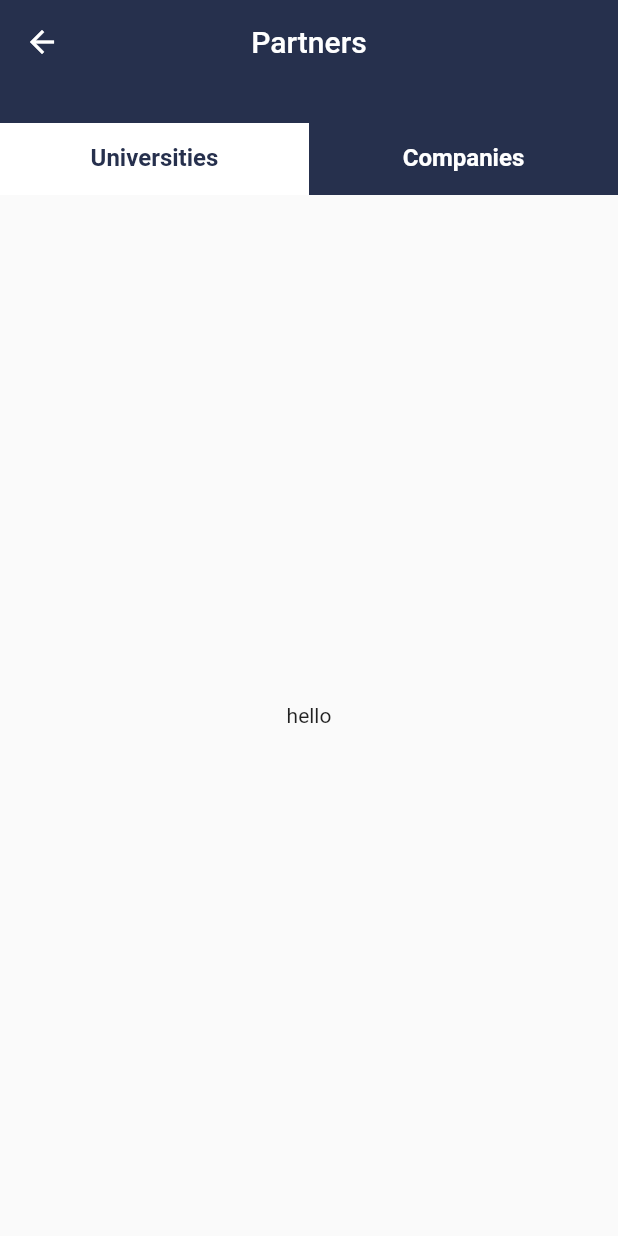
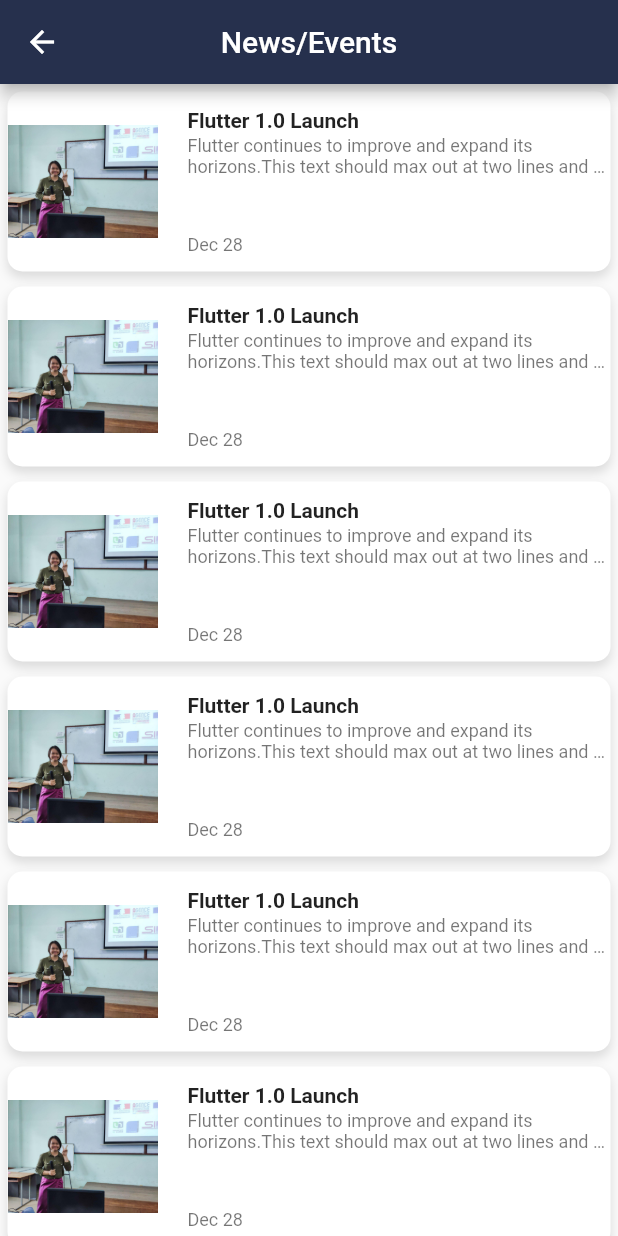
Before and after one commit to SreySokhom/GIC_Website, a Flutter app: the screen it shows after launch, after a tap on "News/Events", on a phone screen of 412 x 824 dp. Run offline on Flutter 3.47's test engine with Material 2 defaults, Android fonts, the phone set to English and light mode, and no system bars; our stand-ins replace carousel_slider, fancy_bottom_navigation, splashscreen.

Commit message:
Edit home screen and add new file (newEvent)

```diff
--- a/lib/screens/Home.dart
+++ b/lib/screens/Home.dart
@@ -4,6 +4,7 @@ import 'package:gic_website/screens/FAQsScholarshipScreen.dart';
 import 'package:gic_website/screens/FAQsScreen.dart';
 import 'package:gic_website/screens/PartnersScreen.dart';
 import 'aboutGicScreen.dart';
+import 'package:gic_website/screens/newEvant.dart';
 
 
 final List<String> imgList = [
@@ -152,7 +153,7 @@ class _HomeState extends State<Home> {
                       children: <Widget>[
                         GestureDetector(
                           onTap: (){
-                            Navigator.push(context, MaterialPageRoute(builder: (context) => PartnerScreen()));
+                            Navigator.push(context, MaterialPageRoute(builder: (context) => MyApp()));
                           },
                           child: Align(
                             alignment: Alignment.centerLeft,
--- /dev/null
+++ b/lib/screens/newEvant.dart
@@ -0,0 +1,287 @@
+// Flutter code sample for ListTile
+
+// Here is an example of an article list item with multiline titles and
+// subtitles. It utilizes [Row]s and [Column]s, as well as [Expanded] and
+// [AspectRatio] widgets to organize its layout.
+//
+import 'package:flutter/material.dart';
+import 'package:gic_website/screens/Home.dart';
+
+void main() => runApp(MyApp());
+
+/// This Widget is the main application widget.
+class MyApp extends StatelessWidget {
+  static const String _title = 'News/Events';
+
+  @override
+  Widget build(BuildContext context) {
+
+    return MaterialApp(
+      title: _title,
+      debugShowCheckedModeBanner: false,
+      home: Scaffold(
+        appBar: AppBar(centerTitle: true,
+            title: const Text(_title),
+            backgroundColor: Color(0xff26304D),
+
+            leading: IconButton(
+              icon: Icon(Icons.arrow_back, color: Colors.white,), onPressed: (){
+                Navigator.push(context, MaterialPageRoute(builder: (context)=>Home()));
+            })
+
+        ),
+        body: MyStatelessWidget(),
+      ),
+    );
+  }
+}
+
+class _ArticleDescription extends StatelessWidget {
+  _ArticleDescription({
+    Key key,
+    this.title,
+    this.subtitle,
+    this.publishDate,
+  }) : super(key: key);
+
+  final String title;
+  final String subtitle;
+  final String publishDate;
+
+
+
+  @override
+  Widget build(BuildContext context) {
+    return Column(
+
+      crossAxisAlignment: CrossAxisAlignment.start,
+      children: <Widget>[
+        Expanded(
+          flex: 2,
+          child: Column(
+            crossAxisAlignment: CrossAxisAlignment.start,
+            children: <Widget>[
+              Text(
+                '$title',
+                maxLines: 2,
+                overflow: TextOverflow.ellipsis,
+                style: const TextStyle(
+                  fontWeight: FontWeight.bold,
+                ),
+              ),
+              const Padding(padding: EdgeInsets.only(bottom: 2.0)),
+              Text(
+                '$subtitle',
+                maxLines: 2,
+                overflow: TextOverflow.ellipsis,
+                style: const TextStyle(
+                  fontSize: 12.0,
+                  color: Colors.black54,
+                ),
+              ),
+
+            ],
+          ),
+        ),
+        Expanded(
+          flex: 1,
+          child: Column(
+            crossAxisAlignment: CrossAxisAlignment.start,
+            mainAxisAlignment: MainAxisAlignment.end,
+            children: <Widget>[
+              /*Text(
+                '$author',
+                style: const TextStyle(
+                  fontSize: 12.0,
+                  color: Colors.black87,
+                ),
+              ),*/
+              Text(
+                '$publishDate ',
+                style: const TextStyle(
+                  fontSize: 12.0,
+                  color: Colors.black54,
+                ),
+              ),
+            ],
+          ),
+        ),
+      ],
+    );
+  }
+}
+
+class CustomListItemTwo extends StatelessWidget {
+  CustomListItemTwo({
+    Key key,
+    this.thumbnail,
+    this.title,
+    this.subtitle,
+    this.publishDate,
+  }) : super(key: key);
+
+  final Widget thumbnail;
+  final String title;
+  final String subtitle;
+  final String publishDate;
+
+
+  @override
+  Widget build(BuildContext context) {
+    return Padding(
+      padding: const EdgeInsets.symmetric(vertical: 10.0),
+      child: SizedBox(
+        height: 100,
+        child: Row(
+          crossAxisAlignment: CrossAxisAlignment.start,
+          children: <Widget>[
+            AspectRatio(
+              aspectRatio: 1.0,
+              child: thumbnail,
+            ),
+            Expanded(
+              child: Padding(
+                padding: const EdgeInsets.fromLTRB(20.0, 1.0, 2.0, 1.0),
+                child: _ArticleDescription(
+                  title: title,
+                  subtitle: subtitle,
+                  publishDate: publishDate,
+                ),
+              ),
+            )
+          ],
+        ),
+      ),
+    );
+  }
+}
+
+/// This is the stateless widget that the main application instantiates.
+class MyStatelessWidget extends StatelessWidget {
+  MyStatelessWidget({Key key}) : super(key: key);
+
+  static BoxDecoration boxDecoration = BoxDecoration(
+    boxShadow: <BoxShadow>[
+      BoxShadow(
+        offset: Offset(0, 4),
+        color: Colors.black12,
+        blurRadius: 5,
+      )
+    ],
+    borderRadius: BorderRadius.circular(10),
+    color: Colors.white,
+  );
+
+  @override
+  Widget build(BuildContext context) {
+    return ListView(
+      children: <Widget>[
+
+        Padding(
+          padding: const EdgeInsets.all(5),
+          child: Container(
+            width: MediaQuery.of(context).size.width * 1,
+            decoration: boxDecoration,
+            child: CustomListItemTwo(
+              thumbnail: Container(
+                width: MediaQuery.of(context).size.width * 1,
+                child: Image.asset('assets/images/teacher.jpg'),
+              ),
+              title: 'Flutter 1.0 Launch',
+              subtitle: 'Flutter continues to improve and expand its horizons.'
+                  'This text should max out at two lines and clip',
+              publishDate: 'Dec 28',
+            ),
+
+          ),
+        ),
+        Padding(padding: const EdgeInsets.all(5),
+          child:
+          Container(
+            width: MediaQuery.of(context).size.width * 1,
+            decoration: boxDecoration,
+            child: CustomListItemTwo(
+              thumbnail: Container(
+                width: MediaQuery.of(context).size.width * 1,
+                child: Image.asset('assets/images/teacher.jpg'),
+              ),
+              title: 'Flutter 1.0 Launch',
+              subtitle: 'Flutter continues to improve and expand its horizons.'
+                  'This text should max out at two lines and clip',
+              publishDate: 'Dec 28',
+            ),
+
+          ),
+        ),
+        Padding(padding: const EdgeInsets.all(5),
+          child: Container(
+            width: MediaQuery.of(context).size.width * 1,
+            decoration: boxDecoration,
+            child: CustomListItemTwo(
+              thumbnail: Container(
+                width: MediaQuery.of(context).size.width * 1,
+                child: Image.asset('assets/images/teacher.jpg'),
+              ),
+              title: 'Flutter 1.0 Launch',
+              subtitle: 'Flutter continues to improve and expand its horizons.'
+                  'This text should max out at two lines and clip',
+              publishDate: 'Dec 28',
+            ),
+          ),
+        ),
+        Padding(padding: const EdgeInsets.all(5),
+          child: Container(
+            width: MediaQuery.of(context).size.width * 1,
+            decoration: boxDecoration,
+            child: CustomListItemTwo(
+              thumbnail: Container(
+                width: MediaQuery.of(context).size.width * 1,
+                child: Image.asset('assets/images/teacher.jpg'),
+              ),
+              title: 'Flutter 1.0 Launch',
+              subtitle: 'Flutter continues to improve and expand its horizons.'
+                  'This text should max out at two lines and clip',
+              publishDate: 'Dec 28',
+            ),
+          ),
+        ),
+        Padding(padding: const EdgeInsets.all(5),
+          child: Container(
+            width: MediaQuery.of(context).size.width * 1,
+            decoration: boxDecoration,
+            child: CustomListItemTwo(
+              thumbnail: Container(
+                width: MediaQuery.of(context).size.width * 1,
+                child: Image.asset('assets/images/teacher.jpg'),
+              ),
+              title: 'Flutter 1.0 Launch',
+              subtitle: 'Flutter continues to improve and expand its horizons.'
+                  'This text should max out at two lines and clip',
+              publishDate: 'Dec 28',
+            ),
+
+          ),
+        ),
+        Padding(padding: const EdgeInsets.all(5),
+          child: Container(
+            width: MediaQuery.of(context).size.width * 1,
+            decoration: boxDecoration,
+            child: CustomListItemTwo(
+              thumbnail: Container(
+                width: MediaQuery.of(context).size.width * 1,
+                child: Image.asset('assets/images/teacher.jpg'),
+              ),
+              title: 'Flutter 1.0 Launch',
+              subtitle: 'Flutter continues to improve and expand its horizons.'
+                  'This text should max out at two lines and clip',
+              publishDate: 'Dec 28',
+            ),
+
+          ),
+        ),
+
+      ],
+
+    );
+  }
+}
```
